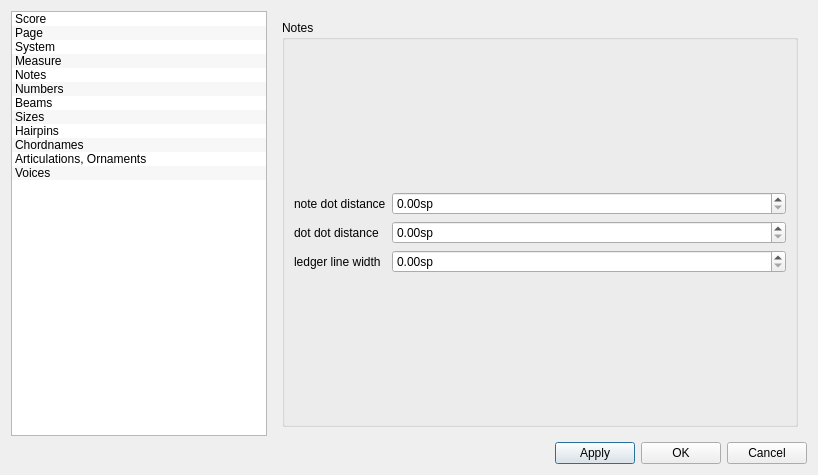
Before: the Qt Designer form mscore/mscore/editstyle.ui in musescore/musescore-old, drawn with Qt 5.
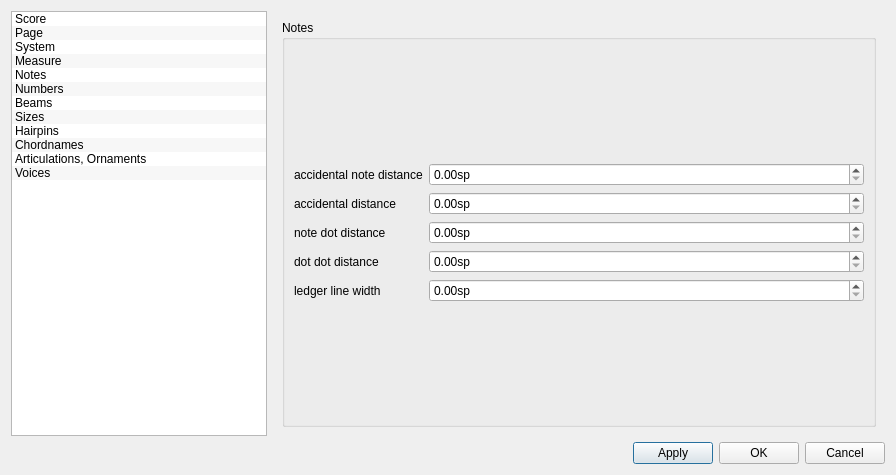
After: the same form once the commit is applied. The open tabs and pages were chosen to show the change.

Commit message: better accidental layout at chords

The edit to the form file:
```diff
--- a/mscore/mscore/editstyle.ui
+++ b/mscore/mscore/editstyle.ui
@@ -6,7 +6,7 @@
    <rect>
     <x>0</x>
     <y>0</y>
-    <width>818</width>
+    <width>896</width>
     <height>475</height>
    </rect>
   </property>
@@ -931,13 +931,53 @@
           <item>
            <layout class="QFormLayout" name="formLayout_4">
             <item row="0" column="0">
+             <widget class="QLabel" name="label_25">
+              <property name="text">
+               <string>accidental note distance</string>
+              </property>
+             </widget>
+            </item>
+            <item row="0" column="1">
+             <widget class="QDoubleSpinBox" name="accidentalNoteDistance">
+              <property name="sizePolicy">
+               <sizepolicy hsizetype="Preferred" vsizetype="Fixed">
+                <horstretch>0</horstretch>
+                <verstretch>0</verstretch>
+               </sizepolicy>
+              </property>
+              <property name="suffix">
+               <string>sp</string>
+              </property>
+             </widget>
+            </item>
+            <item row="1" column="0">
+             <widget class="QLabel" name="label_43">
+              <property name="text">
+               <string>accidental distance</string>
+              </property>
+             </widget>
+            </item>
+            <item row="1" column="1">
+             <widget class="QDoubleSpinBox" name="accidentalDistance">
+              <property name="sizePolicy">
+               <sizepolicy hsizetype="Preferred" vsizetype="Fixed">
+                <horstretch>0</horstretch>
+                <verstretch>0</verstretch>
+               </sizepolicy>
+              </property>
+              <property name="suffix">
+               <string>sp</string>
+              </property>
+             </widget>
+            </item>
+            <item row="2" column="0">
              <widget class="QLabel" name="label_22">
               <property name="text">
                <string>note dot distance</string>
               </property>
              </widget>
             </item>
-            <item row="0" column="1">
+            <item row="2" column="1">
              <widget class="QDoubleSpinBox" name="noteDotDistance">
               <property name="sizePolicy">
                <sizepolicy hsizetype="Preferred" vsizetype="Fixed">
@@ -950,14 +990,14 @@
               </property>
              </widget>
             </item>
-            <item row="1" column="0">
+            <item row="3" column="0">
              <widget class="QLabel" name="label_23">
               <property name="text">
                <string>dot dot distance</string>
               </property>
              </widget>
             </item>
-            <item row="1" column="1">
+            <item row="3" column="1">
              <widget class="QDoubleSpinBox" name="dotDotDistance">
               <property name="sizePolicy">
                <sizepolicy hsizetype="Preferred" vsizetype="Fixed">
@@ -970,14 +1010,14 @@
               </property>
              </widget>
             </item>
-            <item row="2" column="0">
+            <item row="4" column="0">
              <widget class="QLabel" name="label_24">
               <property name="text">
                <string>ledger line width</string>
               </property>
              </widget>
             </item>
-            <item row="2" column="1">
+            <item row="4" column="1">
              <widget class="QDoubleSpinBox" name="ledgerLineWidth">
               <property name="sizePolicy">
                <sizepolicy hsizetype="Preferred" vsizetype="Fixed">
```
Left out of the diff: 2 changed lines with no effect on the pictures. The commit also changes 6 other files.
